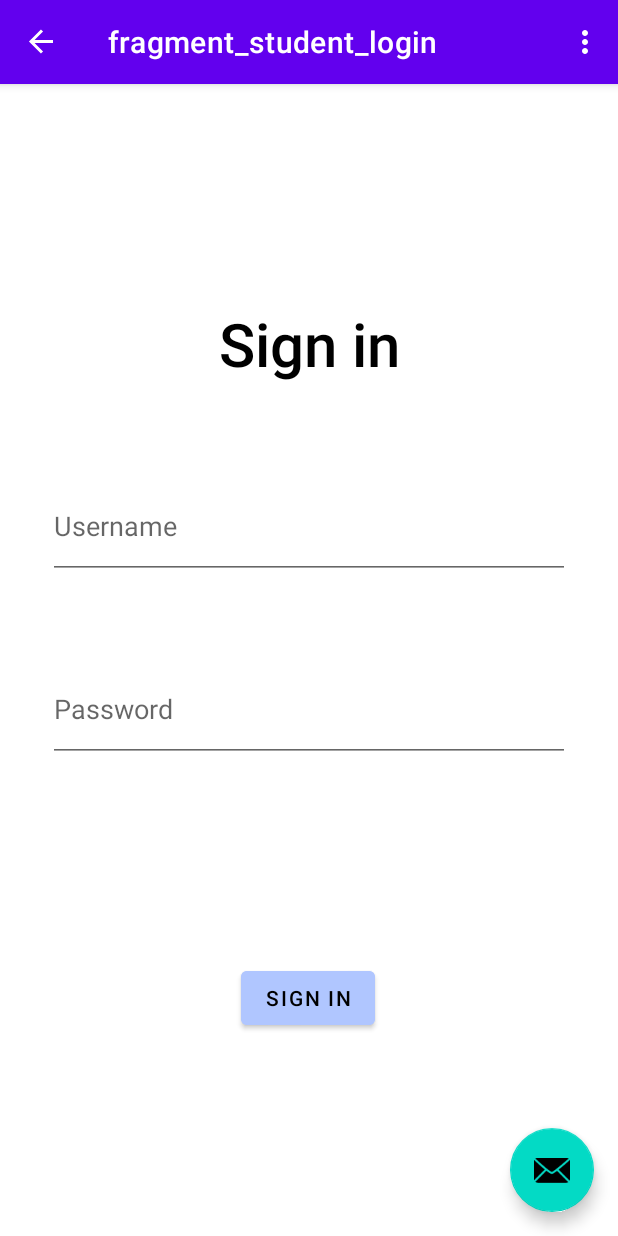
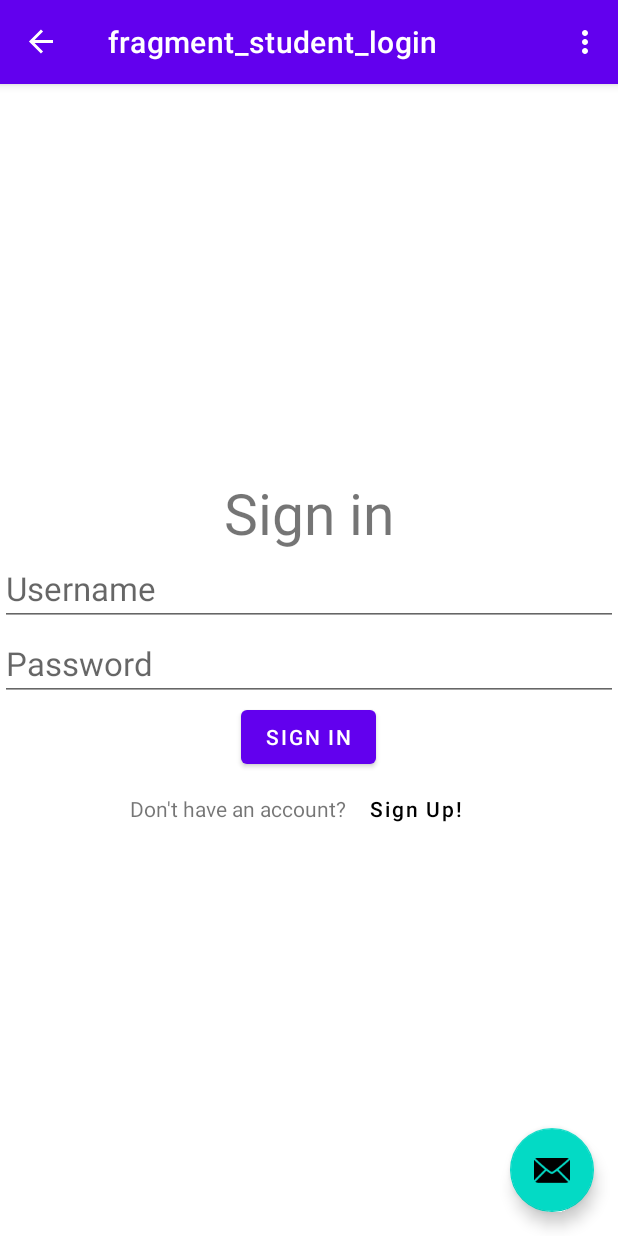
Before and after one commit to A-Jatana/B07Project, an Android app: the StudentLogin screen opened through its navigation route, on a phone screen of 412 x 824 dp. Run offline under Robolectric (Android 15) with nearby library versions, the phone set to English and light mode, and no system bars; our stand-ins replace navigation-ui.

Commit message:
implemented the signup button within the student sign in page, and made the necessary changes in nav_graph

```diff
--- a/B07ProjectApp/app/src/main/java/com/example/b07projectapp/EntryScreen.java
+++ b/B07ProjectApp/app/src/main/java/com/example/b07projectapp/EntryScreen.java
@@ -41,7 +41,7 @@ public class EntryScreen extends Fragment {
             @Override
             public void onClick(View view) {
                 NavHostFragment.findNavController(EntryScreen.this)
-                        .navigate(R.id.action_entryScreen_to_studentDecision);
+                        .navigate(R.id.action_entryScreen_to_studentLogin);
             }
         });
     }
--- a/B07ProjectApp/app/src/main/java/com/example/b07projectapp/StudentLogin.java
+++ b/B07ProjectApp/app/src/main/java/com/example/b07projectapp/StudentLogin.java
@@ -56,6 +56,14 @@ public class StudentLogin extends Login {
     public void onViewCreated(@NonNull View view, Bundle savedInstanceState) {
         super.onViewCreated(view, savedInstanceState);
 
+        binding.donthaveanaccountbutton.setOnClickListener(new View.OnClickListener() {
+            @Override
+            public void onClick(View view) {
+                NavHostFragment.findNavController(StudentLogin.this)
+                        .navigate(R.id.action_studentLogin_to_studentSignup);
+            }
+        });
+
         view.findViewById(R.id.loginButton).setOnClickListener(new View.OnClickListener() {
             @Override
             public void onClick(View view) {
@@ -69,7 +77,7 @@ public class StudentLogin extends Login {
                     myToast.show();
                 } else {
                     DatabaseManager dm = new DatabaseManager(username, password, "student");
-                    dm.search(new DatabaseManager.SimpleCallback() {
+                    dm.search(new DatabaseManager.searchCallback() {
                         @Override
                         public void callback(boolean data) {
                             if (data) {
--- a/B07ProjectApp/app/src/main/res/layout/fragment_student_login.xml
+++ b/B07ProjectApp/app/src/main/res/layout/fragment_student_login.xml
@@ -1,79 +1,130 @@
 <?xml version="1.0" encoding="utf-8"?>
 
-<FrameLayout xmlns:android="http://schemas.android.com/apk/res/android"
+<LinearLayout xmlns:android="http://schemas.android.com/apk/res/android"
     xmlns:tools="http://schemas.android.com/tools"
     android:layout_width="match_parent"
     android:layout_height="match_parent"
+    android:gravity="center"
+    android:orientation="vertical"
     xmlns:app="http://schemas.android.com/apk/res-auto"
     tools:context=".StudentLogin">
 
-    <!-- TODO: Update blank fragment layout -->
-    <androidx.constraintlayout.widget.ConstraintLayout
+    <TextView
         android:layout_width="match_parent"
-        android:layout_height="match_parent" >
+        android:layout_height="wrap_content"
+        android:gravity="center"
+        android:text="Sign in"
+        android:textSize = "38sp" />
+
+    <EditText
+        android:id="@id/inputUsername"
+        android:layout_width="match_parent"
+        android:layout_height="wrap_content"
+        android:hint="@string/prompt_username"
+        android:textSize="22sp"/>
+
+    <EditText
+        android:id="@id/inputPassword"
+        android:layout_width="match_parent"
+        android:layout_height="wrap_content"
+        android:hint="@string/prompt_password"
+        android:textSize="22sp"/>
+
+    <Button
+        android:id="@+id/loginButton"
+        android:layout_width="90dp"
+        android:layout_height="wrap_content"
+        android:text="SIGN IN"/>
+
+    <LinearLayout
+        android:layout_width="match_parent"
+        android:layout_height="wrap_content"
+        android:gravity="center">
 
         <TextView
-            android:id="@+id/loginHeading"
             android:layout_width="wrap_content"
             android:layout_height="wrap_content"
-            android:layout_marginTop="30dp"
-            android:fontFamily="sans-serif-medium"
-            android:text="@string/action_sign_in_short"
-            android:textColor="@color/black"
-            android:textSize="40sp"
-            app:layout_constraintBottom_toBottomOf="parent"
-            app:layout_constraintEnd_toEndOf="parent"
-            app:layout_constraintStart_toStartOf="parent"
-            app:layout_constraintTop_toTopOf="parent"
-            app:layout_constraintVertical_bias="0.17000002" />
-
-        <EditText
-            android:id="@+id/inputUsername"
-            android:layout_width="0dp"
-            android:layout_height="70dp"
-            android:layout_marginStart="32dp"
-            android:layout_marginTop="60dp"
-            android:layout_marginEnd="32dp"
-            android:ems="10"
-            android:hint="@string/prompt_username"
-            android:inputType="textPersonName"
-            android:minHeight="48dp"
-            android:textColor="@color/black"
-            app:layout_constraintEnd_toEndOf="parent"
-            app:layout_constraintHorizontal_bias="0.0"
-            app:layout_constraintStart_toStartOf="parent"
-            app:layout_constraintTop_toBottomOf="@+id/loginHeading"
-            android:importantForAutofill="no" />
-
-        <EditText
-            android:id="@+id/inputPassword"
-            android:layout_width="0dp"
-            android:layout_height="70dp"
-            android:layout_marginTop="52dp"
-            android:ems="10"
-            android:hint="@string/prompt_password"
-            android:inputType="textPassword"
-            android:minHeight="48dp"
-            app:layout_constraintEnd_toEndOf="@+id/inputUsername"
-            app:layout_constraintStart_toStartOf="@+id/inputUsername"
-            app:layout_constraintTop_toBottomOf="@+id/inputUsername"
-            android:importantForAutofill="no" />
+            android:text="Don't have an account?"/>
 
         <Button
-            android:id="@+id/loginButton"
+            android:id="@+id/donthaveanaccountbutton"
             android:layout_width="wrap_content"
             android:layout_height="wrap_content"
-            android:backgroundTint="@color/material_dynamic_primary80"
-            android:text="@string/action_sign_in_short"
+            android:background="?attr/selectableItemBackgroundBorderless"
+            android:text="Sign Up!"
             android:textColor="@color/black"
-            app:layout_constraintBottom_toBottomOf="parent"
-            app:layout_constraintEnd_toEndOf="@+id/inputPassword"
-            app:layout_constraintHorizontal_bias="0.498"
-            app:layout_constraintStart_toStartOf="@+id/inputPassword"
-            app:layout_constraintTop_toBottomOf="@+id/inputPassword"
-            app:layout_constraintVertical_bias="0.497"
-            tools:ignore="DuplicateSpeakableTextCheck" />
+            android:textAllCaps="false"/>
+    </LinearLayout>
+</LinearLayout>
 
-    </androidx.constraintlayout.widget.ConstraintLayout>
+<!--    &lt;!&ndash; TODO: Update blank fragment layout &ndash;&gt;-->
+<!--    <androidx.constraintlayout.widget.ConstraintLayout-->
+<!--        android:layout_width="match_parent"-->
+<!--        android:layout_height="match_parent" >-->
 
-</FrameLayout>
+
+<!--        <TextView-->
+<!--            android:id="@+id/loginHeading"-->
+<!--            android:layout_width="wrap_content"-->
+<!--            android:layout_height="wrap_content"-->
+<!--            android:layout_marginTop="30dp"-->
+<!--            android:fontFamily="sans-serif-medium"-->
+<!--            android:text="@string/action_sign_in_short"-->
+<!--            android:textColor="@color/black"-->
+<!--            android:textSize="40sp"-->
+<!--            app:layout_constraintBottom_toBottomOf="parent"-->
+<!--            app:layout_constraintEnd_toEndOf="parent"-->
+<!--            app:layout_constraintStart_toStartOf="parent"-->
+<!--            app:layout_constraintTop_toTopOf="parent"-->
+<!--            app:layout_constraintVertical_bias="0.17000002" />-->
+
+<!--        <EditText-->
+<!--            android:id="@+id/inputUsername"-->
+<!--            android:layout_width="0dp"-->
+<!--            android:layout_height="70dp"-->
+<!--            android:layout_marginStart="32dp"-->
+<!--            android:layout_marginTop="60dp"-->
+<!--            android:layout_marginEnd="32dp"-->
+<!--            android:ems="10"-->
+<!--            android:hint="@string/prompt_username"-->
+<!--            android:inputType="textPersonName"-->
+<!--            android:minHeight="48dp"-->
+<!--            android:textColor="@color/black"-->
+<!--            app:layout_constraintEnd_toEndOf="parent"-->
+<!--            app:layout_constraintHorizontal_bias="0.0"-->
+<!--            app:layout_constraintStart_toStartOf="parent"-->
+<!--            app:layout_constraintTop_toBottomOf="@+id/loginHeading"-->
+<!--            android:importantForAutofill="no" />-->
+
+<!--        <EditText-->
+<!--            android:id="@+id/inputPassword"-->
+<!--            android:layout_width="0dp"-->
+<!--            android:layout_height="70dp"-->
+<!--            android:layout_marginTop="52dp"-->
+<!--            android:ems="10"-->
+<!--            android:hint="@string/prompt_password"-->
+<!--            android:inputType="textPassword"-->
+<!--            android:minHeight="48dp"-->
+<!--            app:layout_constraintEnd_toEndOf="@+id/inputUsername"-->
+<!--            app:layout_constraintStart_toStartOf="@+id/inputUsername"-->
+<!--            app:layout_constraintTop_toBottomOf="@+id/inputUsername"-->
+<!--            android:importantForAutofill="no" />-->
+
+<!--        <Button-->
+<!--            android:id="@+id/loginButton"-->
+<!--            android:layout_width="wrap_content"-->
+<!--            android:layout_height="wrap_content"-->
+<!--            android:backgroundTint="@color/material_dynamic_primary80"-->
+<!--            android:text="@string/action_sign_in_short"-->
+<!--            android:textColor="@color/black"-->
+<!--            app:layout_constraintBottom_toBottomOf="parent"-->
+<!--            app:layout_constraintEnd_toEndOf="@+id/inputPassword"-->
+<!--            app:layout_constraintHorizontal_bias="0.498"-->
+<!--            app:layout_constraintStart_toStartOf="@+id/inputPassword"-->
+<!--            app:layout_constraintTop_toBottomOf="@+id/inputPassword"-->
+<!--            app:layout_constraintVertical_bias="0.497"-->
+<!--            tools:ignore="DuplicateSpeakableTextCheck" />-->
+
+<!--    </androidx.constraintlayout.widget.ConstraintLayout>-->
+
+<!--</LinearLayout>-->
--- a/B07ProjectApp/app/src/main/res/navigation/nav_graph.xml
+++ b/B07ProjectApp/app/src/main/res/navigation/nav_graph.xml
@@ -10,8 +10,8 @@
         android:label="fragment_entry_screen"
         tools:layout="@layout/fragment_entry_screen" >
         <action
-            android:id="@+id/action_entryScreen_to_studentDecision"
-            app:destination="@id/studentDecision" />
+            android:id="@+id/action_entryScreen_to_studentLogin"
+            app:destination="@id/studentLogin" />
         <action
             android:id="@+id/action_entryScreen_to_adminLogin"
             app:destination="@id/adminLogin" />
@@ -33,36 +33,40 @@
         <action
             android:id="@+id/action_studentLogin_to_studentAddCourse2"
             app:destination="@id/studentAddCourse2" />
-    </fragment>
-    <fragment
-        android:id="@+id/studentDecision"
-        android:name="com.example.b07projectapp.StudentDecision"
-        android:label="fragment_student_desicion"
-        tools:layout="@layout/fragment_student_desicion" >
         <action
-            android:id="@+id/action_studentDecision_to_studentLogin"
-            app:destination="@id/studentLogin" />
-        <action
-            android:id="@+id/action_studentDecision_to_studentSignup2"
-            app:destination="@id/studentSignup2" />
-    </fragment>
-    <fragment
-        android:id="@+id/studentSignup2"
-        android:name="com.example.b07projectapp.StudentSignup"
-        android:label="fragment_student_signup"
-        tools:layout="@layout/fragment_student_signup" >
-        <action
-            android:id="@+id/action_studentSignup2_to_studentAddCourse2"
-            app:destination="@id/studentAddCourse2" />
+            android:id="@+id/action_studentLogin_to_studentSignup"
+            app:destination="@id/studentSignup" />
     </fragment>
     <fragment
         android:id="@+id/adminHome"
         android:name="com.example.b07projectapp.AdminHome"
         android:label="fragment_admin_home"
-        tools:layout="@layout/fragment_admin_home" />
+        tools:layout="@layout/fragment_admin_home" >
+        <action
+            android:id="@+id/action_adminHome_to_adminAddCourse"
+            app:destination="@id/adminAddCourse" />
+    </fragment>
     <fragment
         android:id="@+id/studentAddCourse2"
         android:name="com.example.b07projectapp.StudentAddCourse"
         android:label="fragment_student_add_course"
         tools:layout="@layout/fragment_student_add_course" />
+    <fragment
+        android:id="@+id/adminAddCourse"
+        android:name="com.example.b07projectapp.AdminAddCourse"
+        android:label="fragment_admin_add_course"
+        tools:layout="@layout/fragment_admin_add_course" >
+        <action
+            android:id="@+id/action_adminAddCourse_to_adminHome"
+            app:destination="@id/adminHome" />
+    </fragment>
+    <fragment
+        android:id="@+id/studentSignup"
+        android:name="com.example.b07projectapp.StudentSignup"
+        android:label="fragment_student_signup"
+        tools:layout="@layout/fragment_student_signup" >
+        <action
+            android:id="@+id/action_studentSignup_to_studentAddCourse2"
+            app:destination="@id/studentAddCourse2" />
+    </fragment>
 </navigation>
```
